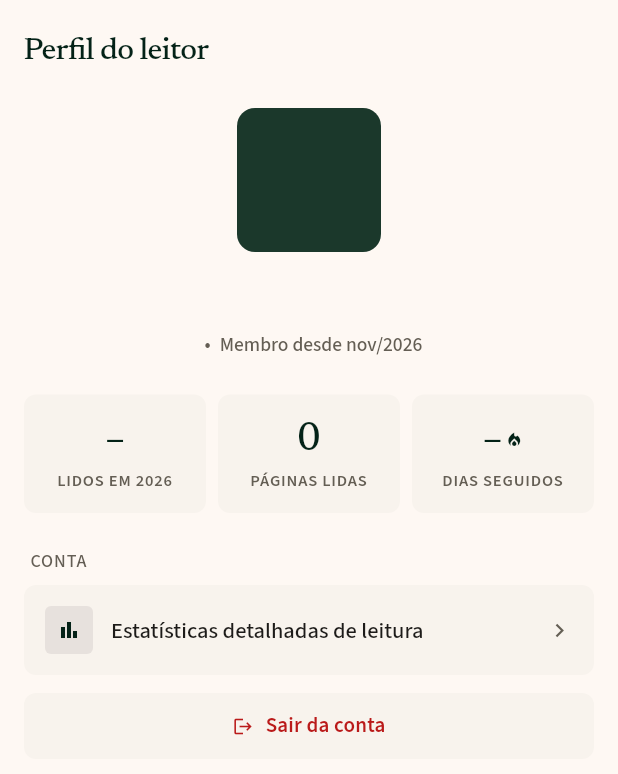
After one commit to DevDaleee/my-personal-lib-app, a Flutter app: the ProfilePage screen opened by its route, on a phone screen of 412 x 824 dp. The commit adds this screen. Shown: the top 774 px of the screen. Run offline on Flutter 3.47's test engine with Material 3 defaults, Android fonts, the phone set to English and light mode, and no system bars; drawn by our look-alikes of toastification; our stand-ins replace dio, flutter_dotenv, flutter_mobx, flutter_svg, get_it, go_router and 3 more; accounts and stored records are empty; generated files the repository leaves out were written again; network calls fail; project files that could hold a hidden picture were left out.

Commit message:
feat(perfil): monta a tela de perfil e abre pelo botão da home

```diff
--- /dev/null
+++ b/lib/pages/helpers/dates.dart
@@ -0,0 +1,8 @@
+/// Meses abreviados em pt-BR, sem ponto ("mar", não "mar.").
+const _months = ['jan', 'fev', 'mar', 'abr', 'mai', 'jun', 'jul', 'ago', 'set', 'out', 'nov', 'dez'];
+
+/// "mar/2024": mês abreviado e ano, no fuso do aparelho.
+String monthYear(DateTime date) {
+  final local = date.toLocal();
+  return '${_months[local.month - 1]}/${local.year}';
+}
--- a/lib/pages/home/home_page.dart
+++ b/lib/pages/home/home_page.dart
@@ -3,7 +3,6 @@ import 'package:flutter_mobx/flutter_mobx.dart';
 import 'package:get_it/get_it.dart';
 import 'package:go_router/go_router.dart';
 import 'package:my_personal_lib_app/controllers/library_controller.dart';
-import 'package:my_personal_lib_app/data/shared.dart';
 import 'package:my_personal_lib_app/models/book.dart';
 import 'package:my_personal_lib_app/pages/components/book_tile.dart';
 import 'package:my_personal_lib_app/pages/styles/app_theme.dart';
@@ -32,19 +31,13 @@ class _HomePageState extends State<HomePage> {
     controller.fetchBooks();
   }
 
-  /// "Sair": apaga a sessão do aparelho (não há logout no servidor).
-  Future<void> _logout() async {
-    await SecurityStorage.clearData();
-    if (mounted) context.go('/');
-  }
-
   @override
   Widget build(BuildContext context) {
     return Scaffold(
       appBar: AppBar(
         title: const Text('Biblioteca'),
         actions: [
-          _RoundIconButton(icon: Icons.logout, tooltip: 'Sair', onPressed: _logout),
+          _RoundIconButton(icon: Icons.person_outline, tooltip: 'Perfil', onPressed: () => context.push('/profile')),
           const SizedBox(width: 16),
         ],
       ),
--- /dev/null
+++ b/lib/pages/profile/profile_page.dart
@@ -0,0 +1,353 @@
+import 'package:flutter/material.dart';
+import 'package:flutter_mobx/flutter_mobx.dart';
+import 'package:get_it/get_it.dart';
+import 'package:go_router/go_router.dart';
+import 'package:mobx/mobx.dart';
+import 'package:my_personal_lib_app/controllers/profile_controller.dart';
+import 'package:my_personal_lib_app/models/user.dart';
+import 'package:my_personal_lib_app/pages/helpers/dates.dart';
+import 'package:my_personal_lib_app/pages/styles/app_theme.dart';
+
+/// Perfil do leitor: nome, e-mail, "membro desde", três números e "Sair".
+/// Do Figma, ficam de fora os itens que a API não tem (bio, meta anual,
+/// lembrete, exportar, organização da estante, dados pessoais e citação).
+class ProfilePage extends StatefulWidget {
+  const ProfilePage({super.key});
+
+  @override
+  State<ProfilePage> createState() => _ProfilePageState();
+}
+
+class _ProfilePageState extends State<ProfilePage> {
+  final ProfileController controller = GetIt.I.get<ProfileController>();
+  late final ReactionDisposer _disposeSessionReaction;
+
+  // Medidas do Figma (px).
+  static const double _maxWidth = 600;
+  static const EdgeInsets _padding = EdgeInsets.fromLTRB(16, 8, 16, 40);
+  static const double _sectionGap = 24;
+
+  @override
+  void initState() {
+    super.initState();
+    // Conta apagada (404 no /users/me): a sessão já foi apagada, volta para "Entrar".
+    _disposeSessionReaction = reaction((_) => controller.sessionEnded, (ended) {
+      if (ended && mounted) context.go('/');
+    });
+    controller.load();
+  }
+
+  @override
+  void dispose() {
+    _disposeSessionReaction();
+    super.dispose();
+  }
+
+  Future<void> _logout() async {
+    await controller.logout();
+    if (mounted) context.go('/');
+  }
+
+  @override
+  Widget build(BuildContext context) {
+    return Scaffold(
+      appBar: AppBar(title: const Text('Perfil do leitor')),
+      body: Observer(
+        builder: (context) {
+          final user = controller.user;
+          return Center(
+            child: ConstrainedBox(
+              constraints: const BoxConstraints(maxWidth: _maxWidth),
+              child: RefreshIndicator(
+                onRefresh: controller.load,
+                child: ListView(
+                  physics: const AlwaysScrollableScrollPhysics(),
+                  padding: _padding,
+                  children: [
+                    if (user == null && controller.error != null)
+                      _ErrorState(message: controller.error!, onRetry: controller.load)
+                    else if (user == null)
+                      const _LoadingState()
+                    else ...[
+                      _Header(user: user),
+                      const SizedBox(height: _sectionGap),
+                      _Metrics(finishedThisYear: controller.finishedThisYear, pagesRead: controller.pagesRead, streak: controller.streak),
+                      const SizedBox(height: _sectionGap),
+                      const _AccountSection(),
+                    ],
+                    const SizedBox(height: 12),
+                    // "Sair" aparece mesmo com erro: é a saída de quem não consegue carregar.
+                    _LogoutButton(onPressed: _logout),
+                  ],
+                ),
+              ),
+            ),
+          );
+        },
+      ),
+    );
+  }
+}
+
+/// Avatar com as iniciais, nome e "e-mail • Membro desde mar/2024".
+class _Header extends StatelessWidget {
+  const _Header({required this.user});
+
+  static const double _avatarSize = 96;
+
+  final User user;
+
+  @override
+  Widget build(BuildContext context) {
+    final textTheme = Theme.of(context).textTheme;
+    final colors = Theme.of(context).colorScheme;
+    final support = textTheme.bodyMedium?.copyWith(color: colors.secondary);
+
+    return Column(
+      children: [
+        Container(
+          width: _avatarSize,
+          height: _avatarSize,
+          alignment: Alignment.center,
+          decoration: BoxDecoration(color: colors.primaryContainer, borderRadius: BorderRadius.circular(pillRadius)),
+          child: Text(user.initials, style: textTheme.headlineMedium?.copyWith(fontSize: 26, letterSpacing: 2.6, color: colors.onPrimaryContainer)),
+        ),
+        const SizedBox(height: 16),
+        Text(user.name, textAlign: TextAlign.center, style: textTheme.headlineMedium?.copyWith(fontSize: 26, letterSpacing: -0.26)),
+        const SizedBox(height: 4),
+        // Quebra em duas linhas se o e-mail for longo.
+        Wrap(
+          alignment: WrapAlignment.center,
+          spacing: 6,
+          children: [
+            Text(user.email, style: support),
+            Text('•', style: support),
+            Text('Membro desde ${monthYear(user.createdAt)}', style: support),
+          ],
+        ),
+      ],
+    );
+  }
+}
+
+/// Os três números: lidos no ano, páginas lidas e dias seguidos.
+class _Metrics extends StatelessWidget {
+  const _Metrics({required this.finishedThisYear, required this.pagesRead, required this.streak});
+
+  final int? finishedThisYear;
+  final int pagesRead;
+  final int? streak;
+
+  @override
+  Widget build(BuildContext context) {
+    return IntrinsicHeight(
+      child: Row(
+        crossAxisAlignment: CrossAxisAlignment.stretch,
+        children: [
+          Expanded(
+            child: _MetricCard(value: _format(finishedThisYear), label: 'LIDOS EM ${DateTime.now().year}'),
+          ),
+          const SizedBox(width: 8),
+          Expanded(
+            child: _MetricCard(value: _format(pagesRead), label: 'PÁGINAS LIDAS'),
+          ),
+          const SizedBox(width: 8),
+          Expanded(
+            child: _MetricCard(value: _format(streak), label: 'DIAS SEGUIDOS', icon: Icons.local_fire_department),
+          ),
+        ],
+      ),
+    );
+  }
+
+  /// Nulo (a chamada falhou) vira "–"; milhar com ponto ("4.820").
+  static String _format(int? value) {
+    if (value == null) return '–';
+    return value.toString().replaceAllMapped(RegExp(r'\B(?=(\d{3})+(?!\d))'), (_) => '.');
+  }
+}
+
+class _MetricCard extends StatelessWidget {
+  const _MetricCard({required this.value, required this.label, this.icon});
+
+  final String value;
+  final String label;
+  final IconData? icon;
+
+  @override
+  Widget build(BuildContext context) {
+    final textTheme = Theme.of(context).textTheme;
+    final colors = Theme.of(context).colorScheme;
+
+    return Card(
+      child: Padding(
+        padding: const EdgeInsets.all(14),
+        child: Column(
+          mainAxisAlignment: MainAxisAlignment.center,
+          children: [
+            Row(
+              mainAxisAlignment: MainAxisAlignment.center,
+              children: [
+                Text(
+                  value,
+                  style: textTheme.headlineMedium?.copyWith(fontSize: 26, fontWeight: FontWeight.w500, letterSpacing: -0.26, color: colors.primary),
+                ),
+                if (icon != null) ...[const SizedBox(width: 2), Icon(icon, size: 12, color: colors.primary)],
+              ],
+            ),
+            const SizedBox(height: 4),
+            Text(
+              label,
+              textAlign: TextAlign.center,
+              style: textTheme.labelSmall?.copyWith(letterSpacing: 0.55, color: colors.secondary),
+            ),
+          ],
+        ),
+      ),
+    );
+  }
+}
+
+/// Seção "CONTA": por enquanto só o atalho para as Estatísticas.
+class _AccountSection extends StatelessWidget {
+  const _AccountSection();
+
+  @override
+  Widget build(BuildContext context) {
+    final textTheme = Theme.of(context).textTheme;
+    final colors = Theme.of(context).colorScheme;
+
+    return Column(
+      crossAxisAlignment: CrossAxisAlignment.stretch,
+      children: [
+        Padding(
+          padding: const EdgeInsets.fromLTRB(4, 0, 4, 8),
+          child: Text('CONTA', style: textTheme.labelMedium?.copyWith(letterSpacing: 0.6, color: colors.secondary)),
+        ),
+        Card(
+          clipBehavior: Clip.antiAlias,
+          child: _SettingsRow(
+            icon: Icons.bar_chart,
+            label: 'Estatísticas detalhadas de leitura',
+            // TODO: abrir a tela Estatísticas quando ela existir.
+            onTap: () {},
+          ),
+        ),
+      ],
+    );
+  }
+}
+
+/// Linha de um card de opções: ícone num quadrado, texto e seta.
+class _SettingsRow extends StatelessWidget {
+  const _SettingsRow({required this.icon, required this.label, required this.onTap});
+
+  static const double _iconBox = 32;
+
+  final IconData icon;
+  final String label;
+  final VoidCallback onTap;
+
+  @override
+  Widget build(BuildContext context) {
+    final textTheme = Theme.of(context).textTheme;
+    final colors = Theme.of(context).colorScheme;
+
+    return InkWell(
+      onTap: onTap,
+      child: Padding(
+        padding: const EdgeInsets.all(14),
+        child: Row(
+          children: [
+            Container(
+              width: _iconBox,
+              height: _iconBox,
+              decoration: BoxDecoration(color: colors.surfaceContainerHighest, borderRadius: BorderRadius.circular(smallRadius)),
+              child: Icon(icon, size: 16, color: colors.primary),
+            ),
+            const SizedBox(width: 12),
+            Expanded(child: Text(label, style: textTheme.bodyLarge)),
+            Icon(Icons.chevron_right, size: 18, color: colors.secondary),
+          ],
+        ),
+      ),
+    );
+  }
+}
+
+/// "Sair da conta": card discreto com texto e ícone em vermelho.
+class _LogoutButton extends StatelessWidget {
+  const _LogoutButton({required this.onPressed});
+
+  static const double _height = 44;
+
+  final VoidCallback onPressed;
+
+  @override
+  Widget build(BuildContext context) {
+    final textTheme = Theme.of(context).textTheme;
+    final colors = Theme.of(context).colorScheme;
+
+    return Card(
+      clipBehavior: Clip.antiAlias,
+      child: InkWell(
+        onTap: onPressed,
+        child: SizedBox(
+          height: _height,
+          child: Row(
+            mainAxisAlignment: MainAxisAlignment.center,
+            children: [
+              Icon(Icons.logout, size: 14, color: colors.error),
+              const SizedBox(width: 8),
+              Text('Sair da conta', style: textTheme.titleSmall?.copyWith(color: colors.error)),
+            ],
+          ),
+        ),
+      ),
+    );
+  }
+}
+
+class _LoadingState extends StatelessWidget {
+  const _LoadingState();
+
+  @override
+  Widget build(BuildContext context) {
+    return const Padding(
+      padding: EdgeInsets.symmetric(vertical: 48),
+      child: Center(child: CircularProgressIndicator()),
+    );
+  }
+}
+
+class _ErrorState extends StatelessWidget {
+  const _ErrorState({required this.message, required this.onRetry});
+
+  final String message;
+  final VoidCallback onRetry;
+
+  @override
+  Widget build(BuildContext context) {
+    final textTheme = Theme.of(context).textTheme;
+    final colors = Theme.of(context).colorScheme;
+
+    return Padding(
+      padding: const EdgeInsets.symmetric(vertical: 32),
+      child: Column(
+        children: [
+          Icon(Icons.cloud_off_outlined, size: 32, color: colors.error),
+          const SizedBox(height: 12),
+          Text('Não foi possível carregar seu perfil', style: textTheme.titleLarge, textAlign: TextAlign.center),
+          const SizedBox(height: 4),
+          Text(
+            message,
+            style: textTheme.bodyMedium?.copyWith(color: colors.secondary),
+            textAlign: TextAlign.center,
+          ),
+          const SizedBox(height: 12),
+          OutlinedButton(onPressed: onRetry, child: const Text('Tentar novamente')),
+        ],
+      ),
+    );
+  }
+}
--- a/lib/pages/router.dart
+++ b/lib/pages/router.dart
@@ -2,6 +2,7 @@ import 'package:go_router/go_router.dart';
 import 'package:my_personal_lib_app/data/shared.dart';
 import 'package:my_personal_lib_app/pages/home/home_page.dart';
 import 'package:my_personal_lib_app/pages/login/login_page.dart';
+import 'package:my_personal_lib_app/pages/profile/profile_page.dart';
 import 'package:my_personal_lib_app/pages/register/register_page.dart';
 
 /// Rotas abertas, que não exigem sessão.
@@ -25,5 +26,6 @@ final router = GoRouter(
     GoRoute(path: '/', builder: (context, state) => const LoginPage()),
     GoRoute(path: '/register', builder: (context, state) => const RegisterPage()),
     GoRoute(path: "/home", builder: (context, state) => const HomePage()),
+    GoRoute(path: '/profile', builder: (context, state) => const ProfilePage()),
   ],
 );
```
Also changed, not shown: lib/controllers/profile_controller.dart (+13 -0 lines), lib/controllers/profile_controller.g.dart, 3 other files.
